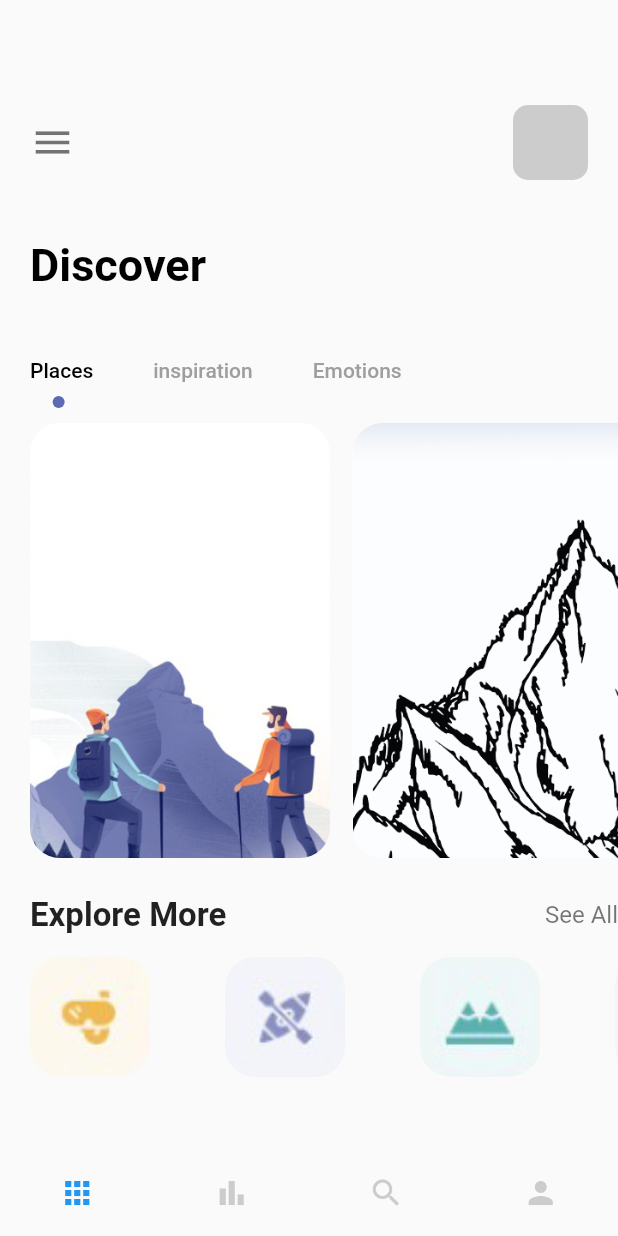
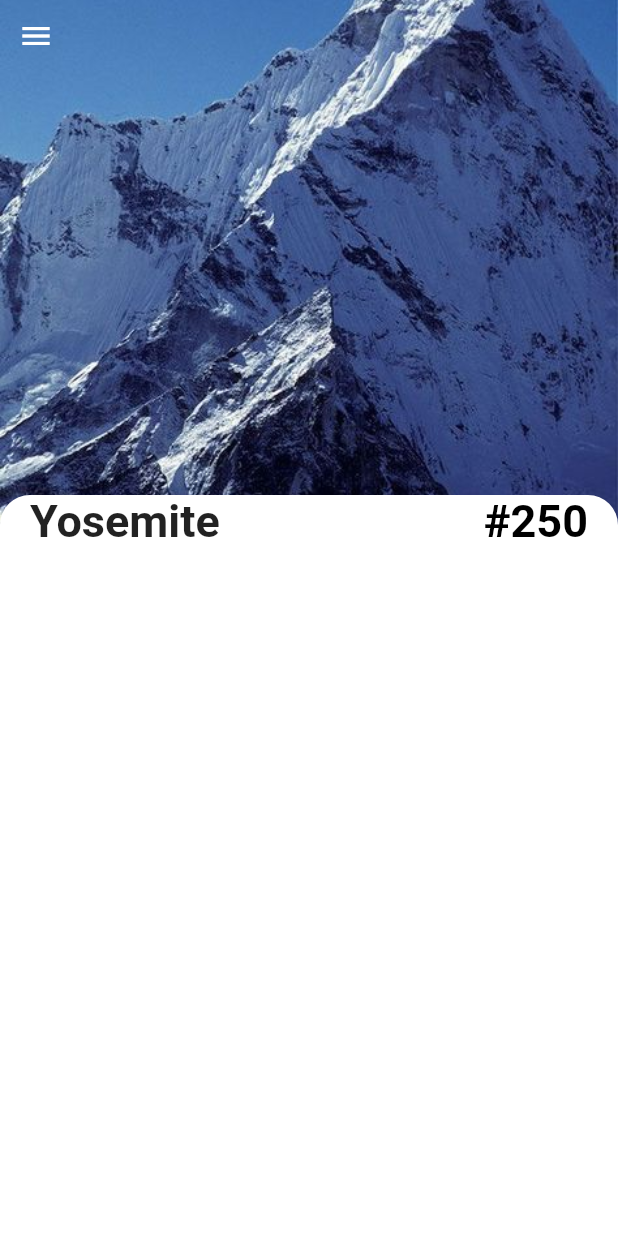
Before and after one commit to bankoleifeoluwa/Flutter-Travel, a Flutter app: the screen it shows after launch, on a phone screen of 412 x 824 dp. Run offline on Flutter 3.47's test engine with Material 2 defaults, Android fonts, the phone set to English and light mode, and no system bars.

Commit message:
building the details page

```diff
--- a/lib/main.dart
+++ b/lib/main.dart
@@ -1,11 +1,12 @@
 import 'package:flutter/material.dart';
+import 'package:flutter_cubit/pages/detail_page.dart';
 // import 'package:flutter_bloc/flutter_bloc.dart';
 // import 'package:flutter_cubit/cubit/app_cubit_logics.dart';
 // import 'package:flutter_cubit/cubit/app_cubits.dart';
 // import 'package:flutter_cubit/pages/detail_pages/cubit/store_page_info_cubits.dart';
 // import 'package:flutter_cubit/pages/detail_pages/detail_page.dart';
-import 'package:flutter_cubit/pages/navpages/mainpage.dart';
-import 'package:flutter_cubit/pages/welcome_page.dart';
+// import 'package:flutter_cubit/pages/navpages/mainpage.dart';
+// import 'package:flutter_cubit/pages/welcome_page.dart';
 // import 'package:flutter_cubit/services/data_services.dart';
 
 void main() {
@@ -26,7 +27,7 @@ class MyApp extends StatelessWidget {
                 iconTheme: IconThemeData(color: Colors.black),
                 elevation: 0,
                 backgroundColor: Colors.white)),
-        home: MainPage());
+        home: DetailPage());
   }
 }
 
--- /dev/null
+++ b/lib/pages/detail_page.dart
@@ -0,0 +1,79 @@
+import 'package:flutter/material.dart';
+import 'package:flutter_cubit/widgets/app_large_text.dart';
+import 'package:flutter_cubit/widgets/app_text.dart';
+
+class DetailPage extends StatefulWidget {
+  const DetailPage({Key? key}) : super(key: key);
+
+  @override
+  State<DetailPage> createState() => _DetailPageState();
+}
+
+class _DetailPageState extends State<DetailPage> {
+  @override
+  Widget build(BuildContext context) {
+    return Scaffold(
+      body: SafeArea(
+        child: Container(
+          width: double.maxFinite,
+          height: double.maxFinite,
+          child: Stack(
+            children: [
+              Positioned(
+                  left: 0,
+                  right: 0,
+                  child: Container(
+                    width: double.maxFinite,
+                    height: 350,
+                    decoration: BoxDecoration(
+                      image: DecorationImage(
+                          image: AssetImage("img/mountain.jpeg"),
+                          fit: BoxFit.cover),
+                    ),
+                  )),
+              Positioned(
+                  child: Row(
+                children: [
+                  IconButton(
+                    onPressed: () {
+                      print("i was clicked!");
+                    },
+                    icon: Icon(Icons.menu),
+                    color: Colors.white,
+                  ),
+                  // IconButton(onPressed: () {}, icon: Icon(Icons.person_2))
+                ],
+              )),
+              Positioned(
+                  top: 330,
+                  child: Container(
+                    padding: const EdgeInsets.only(left: 20, right: 20),
+                    width: MediaQuery.of(context).size.width,
+                    height: 500,
+                    decoration: BoxDecoration(
+                        color: Colors.white,
+                        borderRadius: BorderRadius.only(
+                            topLeft: Radius.circular(20),
+                            topRight: Radius.circular(20))),
+                    child: Column(
+                      children: [
+                        Row(
+                          mainAxisAlignment: MainAxisAlignment.spaceBetween,
+                          children: [
+                            AppLargeText(
+                              text: "Yosemite",
+                              color: Colors.black87,
+                            ),
+                            AppLargeText(text: "#250")
+                          ],
+                        )
+                      ],
+                    ),
+                  ))
+            ],
+          ),
+        ),
+      ),
+    );
+  }
+}
--- a/lib/pages/home_page.dart
+++ b/lib/pages/home_page.dart
@@ -18,6 +18,7 @@ class _HomePageState extends State<HomePage> with TickerProviderStateMixin {
     "hiking.png",
     "balloning.png"
   ];
+  List namesOfImages = ["snorkling", "kayaking", "hiking", "balloning"];
   @override
   Widget build(BuildContext context) {
     TabController _tabController = TabController(length: 3, vsync: this);
@@ -132,10 +133,12 @@ class _HomePageState extends State<HomePage> with TickerProviderStateMixin {
                 scrollDirection: Axis.horizontal,
                 itemCount: iconss.length,
                 itemBuilder: (_, index) {
-                  return Column(
+                  return Container(
+                    margin: const EdgeInsets.only(right: 30),
+                    child: Column(
                       children: [
                         Container(
-                        margin: EdgeInsets.only(right: 50),
+                          // margin: EdgeInsets.only(right: 50),
                           width: 80,
                           height: 80,
                           decoration: BoxDecoration(
@@ -144,8 +147,18 @@ class _HomePageState extends State<HomePage> with TickerProviderStateMixin {
                               image: DecorationImage(
                                   image: AssetImage("img/" + iconss[index]),
                                   fit: BoxFit.cover)),
+                        ),
+                        SizedBox(
+                          height: 10,
+                        ),
+                        Container(
+                          child: AppText(
+                            text: namesOfImages[index],
+                            color: AppColors.textColor2,
+                          ),
                         )
                       ],
+                    ),
                   );
                 }),
           )
```
Lines whose indentation alone changed are shown as unchanged.
